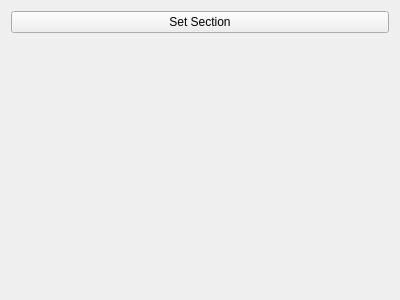
Above: pulse/interface/data/ui_files/model/geometry/valve_option_widget.ui from open-pulse/OpenPulse before the change. Below: the same form after it.
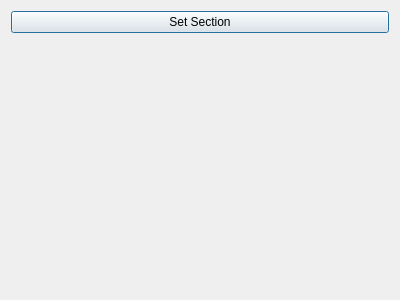
That is the form after the change.

The edit to the form file:
```diff
--- a/pulse/interface/data/ui_files/model/geometry/valve_option_widget.ui
+++ b/pulse/interface/data/ui_files/model/geometry/valve_option_widget.ui
@@ -19,6 +19,9 @@
      <property name="text">
       <string>Set Section</string>
      </property>
+     <property name="default">
+      <bool>true</bool>
+     </property>
     </widget>
    </item>
    <item>
```
